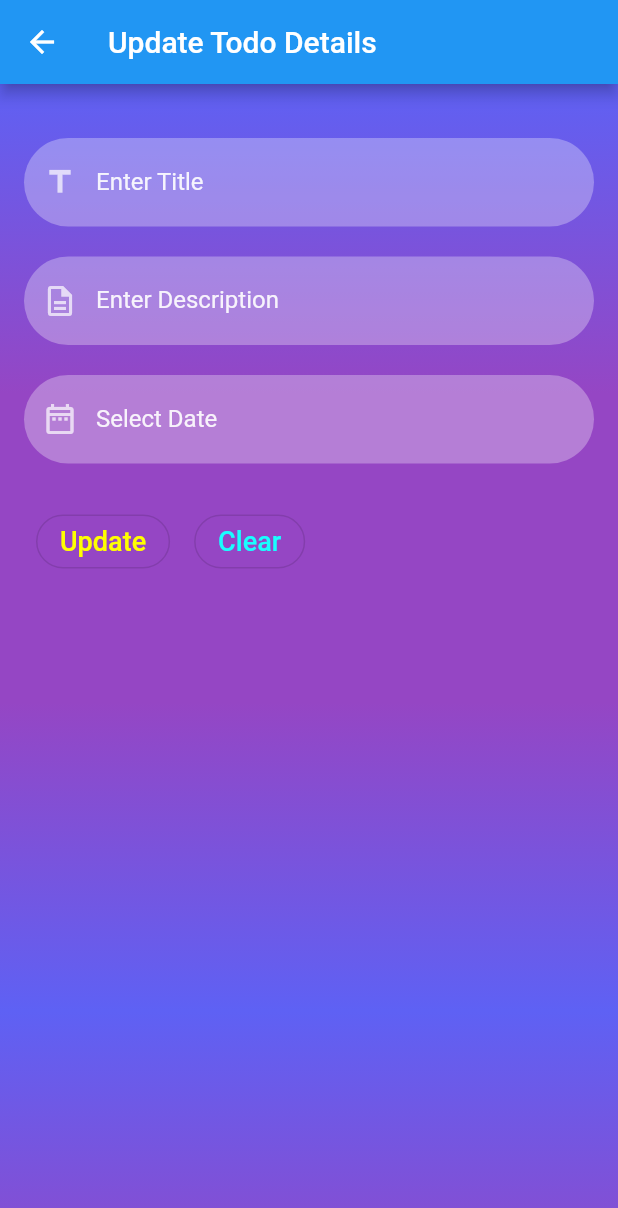
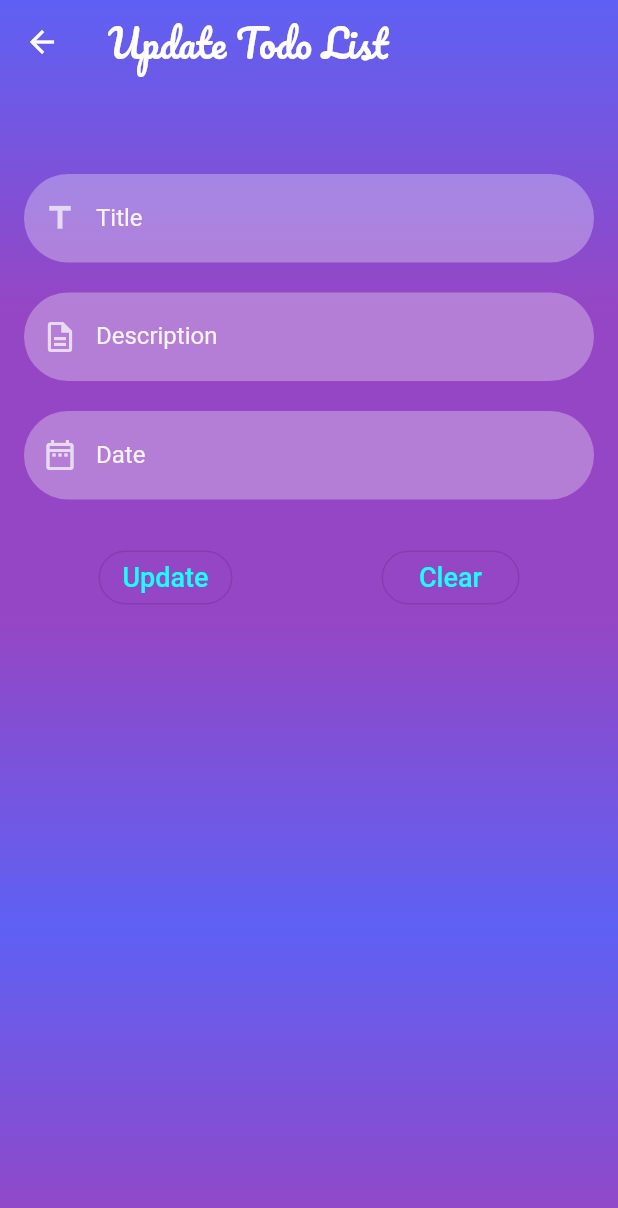
Before and after one commit to jkshine111/firebase_signin, a Flutter app: the updateUserForm screen opened directly, on a phone screen of 412 x 824 dp. Shown: the top 1208 px of the screen. Run offline on Flutter 3.47's test engine with Material 2 defaults, Android fonts, the phone set to English and light mode, and no system bars; our stand-ins replace cloud_firestore, firebase_auth, firebase_core, flutter_signin_button, google_fonts, google_sign_in; accounts and stored records are empty; network calls fail.

Commit message:
Theme color changed

```diff
--- a/lib/api/updateUserForm.dart
+++ b/lib/api/updateUserForm.dart
@@ -1,5 +1,6 @@
 import 'package:firebase_signin/api/todo_list.dart';
 import 'package:flutter/material.dart';
+import 'package:google_fonts/google_fonts.dart';
 import '../reusable_widget/reusable_widget.dart';
 import '../utils/color_utils.dart';
 
@@ -27,9 +28,27 @@ class _updateUserFormState extends State<updateUserForm> {
 
   @override
   Widget build(BuildContext context) {
+    // var barColor2 = Color(0xff4568dc);
+    // var barColor2 = Color(0xff5b86e5);
+    // var barColor2 = Color(0xff667eea);
+    final style = TextStyle(fontSize: 25);
+    // final style = TextStyle(fontSize: 45, fontWeight: FontWeight.bold);
+
     return Scaffold(
+      extendBodyBehindAppBar: true,
       appBar: AppBar(
-        title: const Text('Update Todo Details'),
+        backgroundColor: Colors.transparent,
+        elevation: 0,
+        // backgroundColor: barColor2,
+        title: Column(
+          children: [
+            Text(
+              'Update Todo List',
+              // style: GoogleFonts.tangerine(textStyle: style),
+              style: GoogleFonts.pacifico(textStyle: style),
+            ),
+          ],
+        ),
       ),
       body: SingleChildScrollView(
         child: Container(
@@ -54,25 +73,27 @@ class _updateUserFormState extends State<updateUserForm> {
           child: Column(
             children: [
               const SizedBox(
-                height: 20.0,
+                height: 100.0,
               ),
               reusableTextField(
-                  "Enter Title", Icons.title_outlined, false, _titleController),
+                  "Title", Icons.title_outlined, false, _titleController),
               const SizedBox(
                 height: 20.0,
               ),
-              reusableTextField("Enter Description", Icons.description_outlined,
+              reusableTextField("Description", Icons.description_outlined,
                   false, _descriptionController),
               const SizedBox(
                 height: 20.0,
               ),
-              reusableTextField("Select Date", Icons.date_range_outlined, false,
-                  _dateController),
+              reusableTextField(
+                  "Date", Icons.date_range_outlined, false, _dateController),
               const SizedBox(
                 height: 20.0,
               ),
               Row(
+                mainAxisAlignment: MainAxisAlignment.spaceAround,
                 children: [
+                  // MainAxisAlignment = MainAxisAlignment.spaceBetween,
                   TextButton(
                       onPressed: () {
                         print('Update Detailss');
@@ -88,8 +109,8 @@ class _updateUserFormState extends State<updateUserForm> {
                         ),
                         child: const Text(
                           "Update",
-                          style: TextStyle(
-                              fontSize: 18, color: Colors.yellowAccent),
+                          style:
+                              TextStyle(fontSize: 18, color: Colors.cyanAccent),
                         ),
                       )),
                   TextButton(
@@ -106,7 +127,7 @@ class _updateUserFormState extends State<updateUserForm> {
                                   borderRadius: BorderRadius.circular(25.0))),
                         ),
                         child: const Text(
-                          "Clear",
+                          "  Clear  ",
                           style:
                               TextStyle(fontSize: 18, color: Colors.cyanAccent),
                         ),
--- a/lib/reusable_widget/reusable_widget.dart
+++ b/lib/reusable_widget/reusable_widget.dart
@@ -38,7 +38,7 @@ Container signInSignUpButton(
         onTap();
       },
       child: Text(
-        isLogin ? 'Log IN' : 'SIGN UP',
+        isLogin ? 'LOGIN' : 'SIGN UP',
         style: const TextStyle(
             color: Colors.black87, fontWeight: FontWeight.bold, fontSize: 16),
       ),
--- a/pubspec.yaml
+++ b/pubspec.yaml
@@ -39,6 +39,9 @@ dependencies:
   google_sign_in: ^5.4.1
   cloud_firestore: ^3.4.6
   date_time_format: ^2.0.1
+  google_fonts: ^3.0.1
+  flutter_signin_button: ^2.0.0
+  flutter_launcher_icons: ^0.10.0
 
 
 dev_dependencies:
```
Also changed, not shown: lib/api/todo_list.dart (+75 -15 lines), lib/screens/signin_screen.dart (+143 -43 lines), lib/screens/signup_screen.dart (+9 -6 lines), pubspec.lock.
